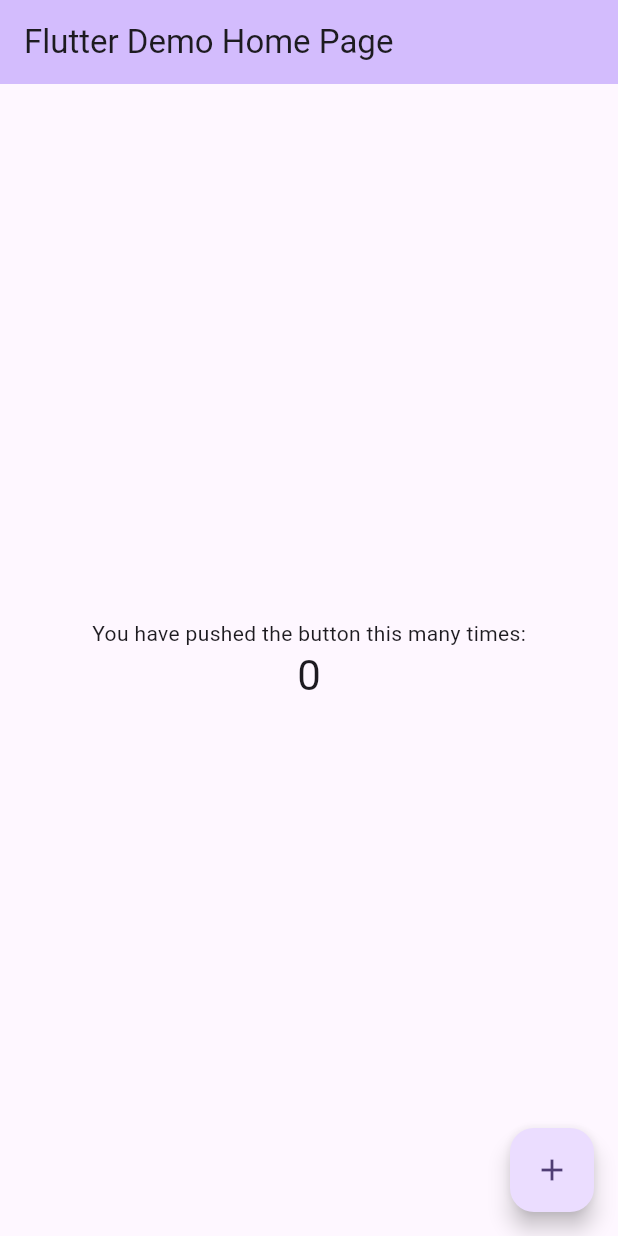
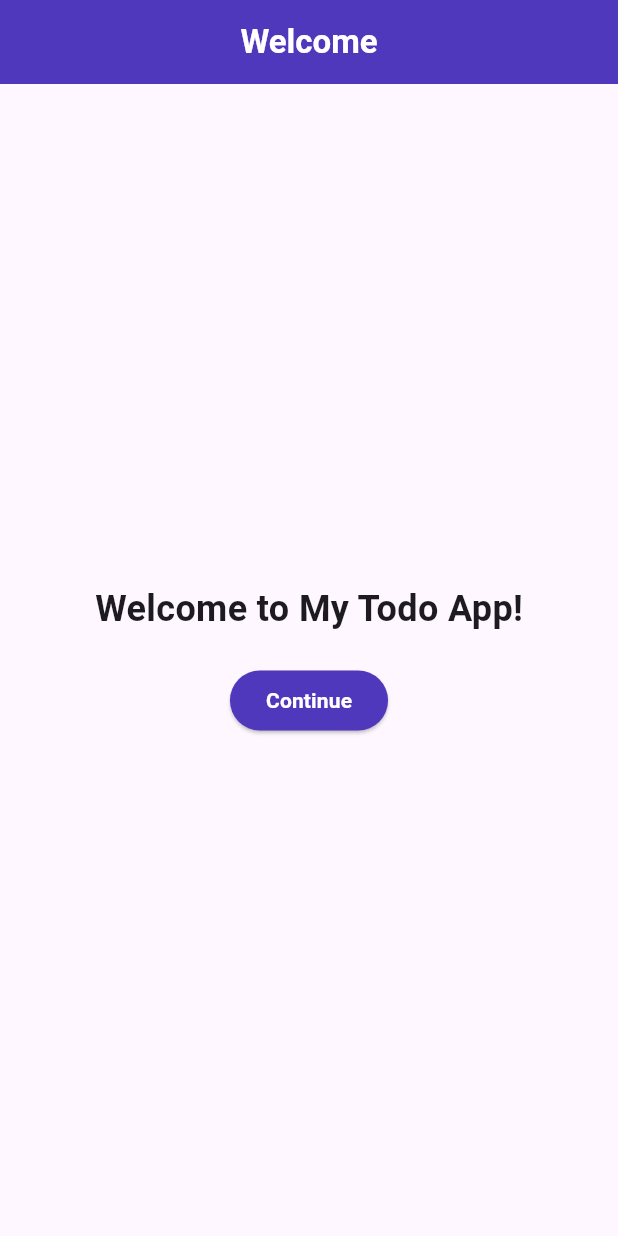
Before and after one commit to mugmold/my-todo-app, a Flutter app: the screen it shows after launch, on a phone screen of 412 x 824 dp. Run offline on Flutter 3.47's test engine with Material 3 defaults, Android fonts, the phone set to English and light mode, and no system bars.

Commit message:
add basic UI, some navigator page, and custom app icon

```diff
--- /dev/null
+++ b/lib/data/constants.dart
@@ -0,0 +1,11 @@
+import 'package:flutter/material.dart';
+
+// Warna berdasarkan tema Ristek
+class Constants {
+  static const Color ristekBackgroundColor = Color(0xFF5038BC);
+
+  static const TextStyle ristekTitleStyle = TextStyle(
+    fontWeight: FontWeight.bold,
+    color: Colors.white,
+  );
+}
--- /dev/null
+++ b/lib/data/notifiers.dart
@@ -0,0 +1,5 @@
+import 'package:flutter/material.dart';
+
+// Notifier untuk menentukan halaman yang dipilih dalam widget tree
+// Defaultnya set ke 0 (Todo page)
+ValueNotifier<int> selectedPage = ValueNotifier(0);
--- a/lib/main.dart
+++ b/lib/main.dart
@@ -1,4 +1,5 @@
 import 'package:flutter/material.dart';
+import 'package:my_todo_app/views/pages/welcome_page.dart';
 
 void main() {
   runApp(const MyApp());
@@ -7,119 +8,15 @@ void main() {
 class MyApp extends StatelessWidget {
   const MyApp({super.key});
 
-  // This widget is the root of your application.
   @override
   Widget build(BuildContext context) {
     return MaterialApp(
-      title: 'Flutter Demo',
+      debugShowCheckedModeBanner: false,
+      title: 'My ToDo App',
       theme: ThemeData(
-        // This is the theme of your application.
-        //
-        // TRY THIS: Try running your application with "flutter run". You'll see
-        // the application has a purple toolbar. Then, without quitting the app,
-        // try changing the seedColor in the colorScheme below to Colors.green
-        // and then invoke "hot reload" (save your changes or press the "hot
-        // reload" button in a Flutter-supported IDE, or press "r" if you used
-        // the command line to start the app).
-        //
-        // Notice that the counter didn't reset back to zero; the application
-        // state is not lost during the reload. To reset the state, use hot
-        // restart instead.
-        //
-        // This works for code too, not just values: Most code changes can be
-        // tested with just a hot reload.
-        colorScheme: ColorScheme.fromSeed(seedColor: Colors.deepPurple),
-        useMaterial3: true,
+        primarySwatch: Colors.blue,
       ),
-      home: const MyHomePage(title: 'Flutter Demo Home Page'),
+      home: const WelcomePage(), // Start di WelcomePage
     );
   }
 }
-
-class MyHomePage extends StatefulWidget {
-  const MyHomePage({super.key, required this.title});
-
-  // This widget is the home page of your application. It is stateful, meaning
-  // that it has a State object (defined below) that contains fields that affect
-  // how it looks.
-
-  // This class is the configuration for the state. It holds the values (in this
-  // case the title) provided by the parent (in this case the App widget) and
-  // used by the build method of the State. Fields in a Widget subclass are
-  // always marked "final".
-
-  final String title;
-
-  @override
-  State<MyHomePage> createState() => _MyHomePageState();
-}
-
-class _MyHomePageState extends State<MyHomePage> {
-  int _counter = 0;
-
-  void _incrementCounter() {
-    setState(() {
-      // This call to setState tells the Flutter framework that something has
-      // changed in this State, which causes it to rerun the build method below
-      // so that the display can reflect the updated values. If we changed
-      // _counter without calling setState(), then the build method would not be
-      // called again, and so nothing would appear to happen.
-      _counter++;
-    });
-  }
-
-  @override
-  Widget build(BuildContext context) {
-    // This method is rerun every time setState is called, for instance as done
-    // by the _incrementCounter method above.
-    //
-    // The Flutter framework has been optimized to make rerunning build methods
-    // fast, so that you can just rebuild anything that needs updating rather
-    // than having to individually change instances of widgets.
-    return Scaffold(
-      appBar: AppBar(
-        // TRY THIS: Try changing the color here to a specific color (to
-        // Colors.amber, perhaps?) and trigger a hot reload to see the AppBar
-        // change color while the other colors stay the same.
-        backgroundColor: Theme.of(context).colorScheme.inversePrimary,
-        // Here we take the value from the MyHomePage object that was created by
-        // the App.build method, and use it to set our appbar title.
-        title: Text(widget.title),
-      ),
-      body: Center(
-        // Center is a layout widget. It takes a single child and positions it
-        // in the middle of the parent.
-        child: Column(
-          // Column is also a layout widget. It takes a list of children and
-          // arranges them vertically. By default, it sizes itself to fit its
-          // children horizontally, and tries to be as tall as its parent.
-          //
-          // Column has various properties to control how it sizes itself and
-          // how it positions its children. Here we use mainAxisAlignment to
-          // center the children vertically; the main axis here is the vertical
-          // axis because Columns are vertical (the cross axis would be
-          // horizontal).
-          //
-          // TRY THIS: Invoke "debug painting" (choose the "Toggle Debug Paint"
-          // action in the IDE, or press "p" in the console), to see the
-          // wireframe for each widget.
-          mainAxisAlignment: MainAxisAlignment.center,
-          children: <Widget>[
-            const Text(
-              'You have pushed the button this many times:',
-            ),
-            Text(
-              '$_counter',
-              style: Theme.of(context).textTheme.headlineMedium,
-            ),
-          ],
-        ),
-      ),
-      floatingActionButton: FloatingActionButton(
-        onPressed: _incrementCounter,
-        tooltip: 'Increment',
-        child: const Icon(Icons.add),
-      ), // This trailing comma makes auto-formatting nicer for build methods.
-    );
-  }
-}
--- /dev/null
+++ b/lib/views/pages/welcome_page.dart
@@ -0,0 +1,58 @@
+import 'package:flutter/material.dart';
+import 'package:my_todo_app/data/constants.dart';
+import 'package:my_todo_app/views/widget_tree.dart';
+
+class WelcomePage extends StatelessWidget {
+  const WelcomePage({super.key});
+
+  @override
+  Widget build(BuildContext context) {
+    return Scaffold(
+      appBar: AppBar(
+        backgroundColor: Constants.ristekBackgroundColor,
+        title: const Text(
+          'Welcome',
+          style: Constants.ristekTitleStyle,
+        ),
+        centerTitle: true,
+      ),
+      body: Center(
+        child: Column(
+          mainAxisAlignment: MainAxisAlignment.center,
+          children: [
+            const Text(
+              'Welcome to My Todo App!',
+              style: TextStyle(
+                fontSize: 24,
+                fontWeight: FontWeight.bold,
+              ),
+            ),
+            const SizedBox(height: 20),
+
+            // Button buat pergi ke widgetTree
+            ElevatedButton(
+              style: ElevatedButton.styleFrom(
+                backgroundColor: Constants.ristekBackgroundColor,
+              ),
+              onPressed: () {
+                // Ganti navigator default dr welcome jadi widgetTree
+                Navigator.pushReplacement(
+                  context,
+                  MaterialPageRoute(
+                    builder: (context) {
+                      return WidgetTree(); // Pergi ke WidgetTree sebagai struktur navigasi utama di app
+                    },
+                  ),
+                );
+              },
+              child: const Text(
+                'Continue',
+                style: Constants.ristekTitleStyle,
+              ),
+            ),
+          ],
+        ),
+      ),
+    );
+  }
+}
--- a/pubspec.yaml
+++ b/pubspec.yaml
@@ -34,6 +34,7 @@ dependencies:
   # The following adds the Cupertino Icons font to your application.
   # Use with the CupertinoIcons class for iOS style icons.
   cupertino_icons: ^1.0.8
+  flutter_launcher_icons: ^0.14.3
 
 dev_dependencies:
   flutter_test:
@@ -58,7 +59,8 @@ flutter:
   uses-material-design: true
 
   # To add assets to your application, add an assets section, like this:
-  # assets:
+  assets:
+    - assets/images/
   #   - images/a_dot_burr.jpeg
   #   - images/a_dot_ham.jpeg
 
```
Also changed, not shown: flutter_launcher_icons.yaml (added, +17 -0 lines), lib/views/pages/about_me_page.dart (added, +15 -0 lines), lib/views/pages/home_page.dart (added, +15 -0 lines), lib/views/widget_tree.dart (added, +56 -0 lines), lib/views/widgets/navbar_widget.dart (added, +40 -0 lines), assets/images/icon.png (added), pubspec.lock, 29 other files.
